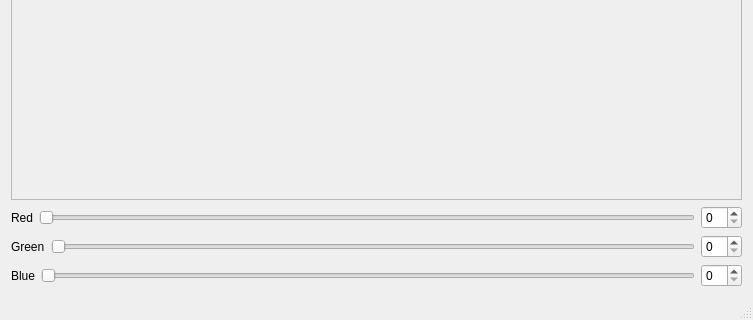
Above: ExercisesQt/3.ColorFrame/ColorFrame/ColorFrame/ColorFrame.ui from Josef212/GraphicsProgramming-Classes before the change; both pictures show x 0 to 753 and y 231 to 551 of the 753 by 551 pixel window. Below: the same form after it.
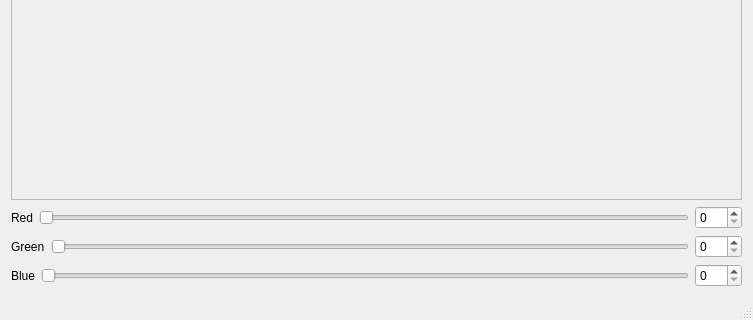
That is the form after the change.

Commit message: Color frame exercise finished

```diff
--- a/ExercisesQt/3.ColorFrame/ColorFrame/ColorFrame/ColorFrame.ui
+++ b/ExercisesQt/3.ColorFrame/ColorFrame/ColorFrame/ColorFrame.ui
@@ -38,13 +38,20 @@
         </item>
         <item>
          <widget class="QSlider" name="redSlider">
+          <property name="maximum">
+           <number>255</number>
+          </property>
           <property name="orientation">
            <enum>Qt::Horizontal</enum>
           </property>
          </widget>
         </item>
         <item>
-         <widget class="QSpinBox" name="redSpinBox"/>
+         <widget class="QSpinBox" name="redSpinBox">
+          <property name="maximum">
+           <number>255</number>
+          </property>
+         </widget>
         </item>
        </layout>
       </item>
@@ -59,13 +66,20 @@
         </item>
         <item>
          <widget class="QSlider" name="greenSlider">
+          <property name="maximum">
+           <number>255</number>
+          </property>
           <property name="orientation">
            <enum>Qt::Horizontal</enum>
           </property>
          </widget>
         </item>
         <item>
-         <widget class="QSpinBox" name="greenSpinBox"/>
+         <widget class="QSpinBox" name="greenSpinBox">
+          <property name="maximum">
+           <number>255</number>
+          </property>
+         </widget>
         </item>
        </layout>
       </item>
@@ -80,13 +94,20 @@
         </item>
         <item>
          <widget class="QSlider" name="blueSlider">
+          <property name="maximum">
+           <number>255</number>
+          </property>
           <property name="orientation">
            <enum>Qt::Horizontal</enum>
           </property>
          </widget>
         </item>
         <item>
-         <widget class="QSpinBox" name="blueSpinBox"/>
+         <widget class="QSpinBox" name="blueSpinBox">
+          <property name="maximum">
+           <number>255</number>
+          </property>
+         </widget>
         </item>
        </layout>
       </item>
```
The commit also changes 3 other files.
